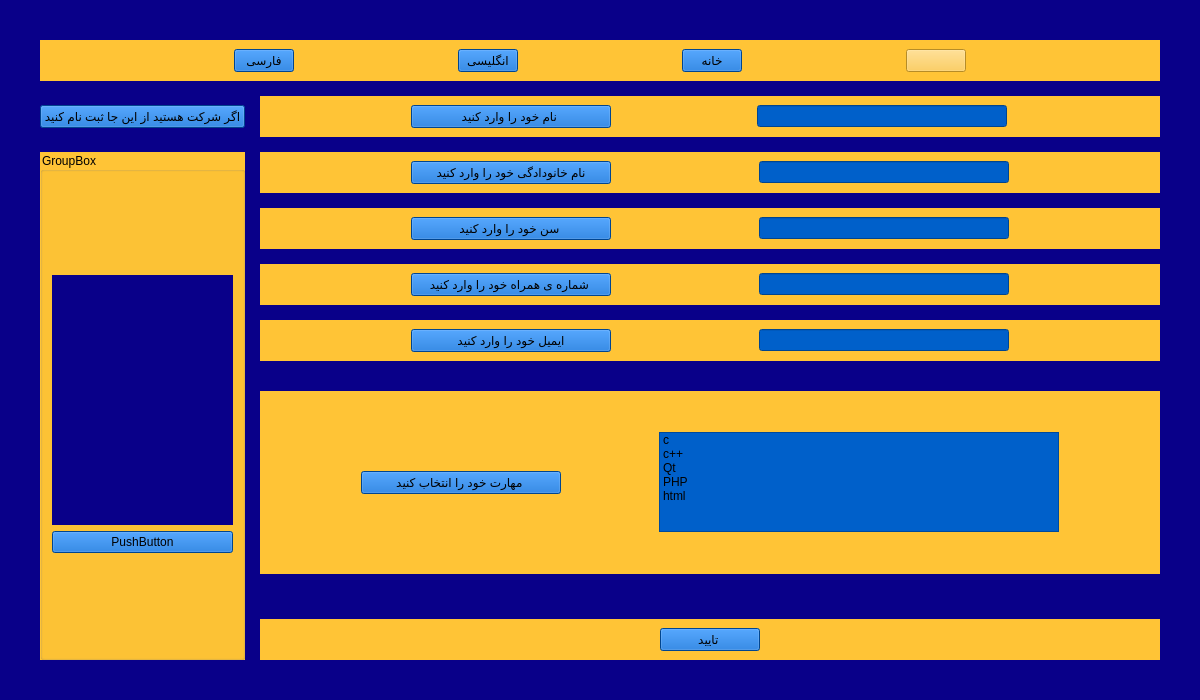
Qt form full_information.ui (mahan109910/linking_me) before a commit.
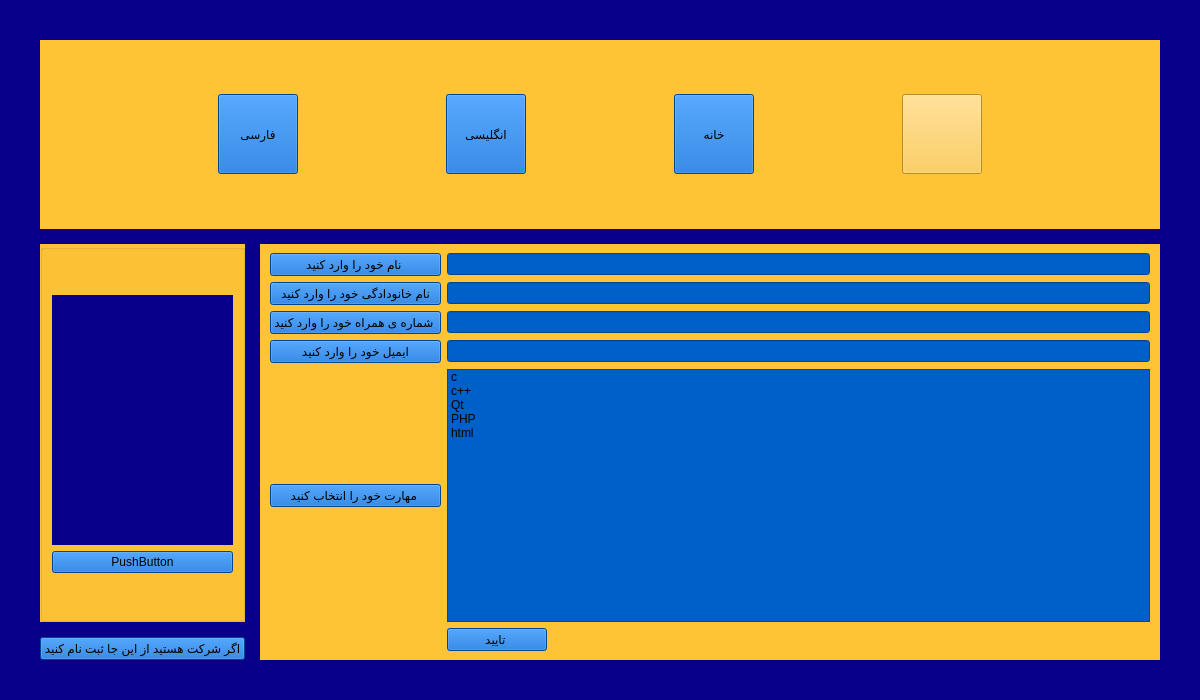
The same form after that commit. Icons and pictures are not drawn.

The edit to the form file:
```diff
--- a/full_information.ui
+++ b/full_information.ui
@@ -32,293 +32,6 @@
    <property name="spacing">
     <number>15</number>
    </property>
-   <item row="11" column="1">
-    <widget class="QWidget" name="gridWidget" native="true">
-     <property name="styleSheet">
-      <string notr="true">background-color: rgb(255, 196, 54);</string>
-     </property>
-     <layout class="QGridLayout" name="gridLayout">
-      <item row="0" column="0">
-       <widget class="QPushButton" name="pushButton_ok">
-        <property name="maximumSize">
-         <size>
-          <width>100</width>
-          <height>16777215</height>
-         </size>
-        </property>
-        <property name="styleSheet">
-         <string notr="true">background-color: rgb(0, 96, 202);
-font: 9pt &quot;Segoe Fluent Icons&quot;;</string>
-        </property>
-        <property name="text">
-         <string>تایید </string>
-        </property>
-       </widget>
-      </item>
-     </layout>
-    </widget>
-   </item>
-   <item row="3" column="1">
-    <widget class="QWidget" name="horizontalWidget_2" native="true">
-     <property name="styleSheet">
-      <string notr="true">background-color: rgb(255, 196, 54);</string>
-     </property>
-     <layout class="QHBoxLayout" name="horizontalLayout_2">
-      <item>
-       <widget class="QPushButton" name="pushButton_last_name">
-        <property name="maximumSize">
-         <size>
-          <width>200</width>
-          <height>16777215</height>
-         </size>
-        </property>
-        <property name="styleSheet">
-         <string notr="true">background-color: rgb(0, 96, 202);
-font: 9pt &quot;Segoe Fluent Icons&quot;;</string>
-        </property>
-        <property name="text">
-         <string>نام خانودادگی خود را وارد کنید</string>
-        </property>
-       </widget>
-      </item>
-      <item>
-       <widget class="QLineEdit" name="lineEdit_last_name">
-        <property name="maximumSize">
-         <size>
-          <width>250</width>
-          <height>16777215</height>
-         </size>
-        </property>
-        <property name="styleSheet">
-         <string notr="true">background-color: rgb(0, 96, 202);</string>
-        </property>
-       </widget>
-      </item>
-     </layout>
-    </widget>
-   </item>
-   <item row="1" column="0">
-    <layout class="QVBoxLayout" name="verticalLayout_3">
-     <item>
-      <widget class="QPushButton" name="pushButton_sing_company">
-       <property name="styleSheet">
-        <string notr="true">background-color: rgb(0, 96, 202);
-font: 9pt &quot;Segoe Fluent Icons&quot;;</string>
-       </property>
-       <property name="text">
-        <string>اگر شرکت هستید از این جا ثبت نام کنید</string>
-       </property>
-      </widget>
-     </item>
-    </layout>
-   </item>
-   <item row="6" column="1">
-    <widget class="QWidget" name="horizontalWidget_6" native="true">
-     <property name="styleSheet">
-      <string notr="true">background-color: rgb(255, 196, 54);
-
-</string>
-     </property>
-     <layout class="QHBoxLayout" name="horizontalLayout_7">
-      <item>
-       <widget class="QPushButton" name="pushButton_emailLineEdit">
-        <property name="maximumSize">
-         <size>
-          <width>200</width>
-          <height>16777215</height>
-         </size>
-        </property>
-        <property name="styleSheet">
-         <string notr="true">background-color: rgb(0, 96, 202);
-font: 9pt &quot;Segoe Fluent Icons&quot;;</string>
-        </property>
-        <property name="text">
-         <string>ایمیل خود را وارد کنید</string>
-        </property>
-       </widget>
-      </item>
-      <item>
-       <widget class="QLineEdit" name="emailLineEdit">
-        <property name="maximumSize">
-         <size>
-          <width>250</width>
-          <height>16777215</height>
-         </size>
-        </property>
-        <property name="styleSheet">
-         <string notr="true">background-color: rgb(0, 96, 202);</string>
-        </property>
-       </widget>
-      </item>
-     </layout>
-    </widget>
-   </item>
-   <item row="8" column="1">
-    <widget class="QWidget" name="horizontalWidget" native="true">
-     <property name="styleSheet">
-      <string notr="true">background-color: rgb(255, 196, 54);</string>
-     </property>
-     <layout class="QHBoxLayout" name="horizontalLayout">
-      <item>
-       <widget class="QPushButton" name="pushButton_skill">
-        <property name="maximumSize">
-         <size>
-          <width>200</width>
-          <height>16777215</height>
-         </size>
-        </property>
-        <property name="styleSheet">
-         <string notr="true">background-color: rgb(0, 96, 202);
-font: 9pt &quot;Segoe Fluent Icons&quot;;</string>
-        </property>
-        <property name="text">
-         <string>مهارت خود را انتخاب کنید </string>
-        </property>
-       </widget>
-      </item>
-      <item>
-       <widget class="QListWidget" name="listWidget_skills">
-        <property name="maximumSize">
-         <size>
-          <width>400</width>
-          <height>100</height>
-         </size>
-        </property>
-        <property name="styleSheet">
-         <string notr="true">background-color: rgb(0, 96, 202);
-font: 9pt &quot;Segoe Fluent Icons&quot;;</string>
-        </property>
-        <item>
-         <property name="text">
-          <string>c</string>
-         </property>
-        </item>
-        <item>
-         <property name="text">
-          <string>c++</string>
-         </property>
-        </item>
-        <item>
-         <property name="text">
-          <string>Qt</string>
-         </property>
-        </item>
-        <item>
-         <property name="text">
-          <string>PHP</string>
-         </property>
-        </item>
-        <item>
-         <property name="text">
-          <string>html</string>
-         </property>
-        </item>
-       </widget>
-      </item>
-     </layout>
-    </widget>
-   </item>
-   <item row="3" column="0" rowspan="9">
-    <layout class="QGridLayout" name="gridLayout_2">
-     <item row="0" column="0">
-      <widget class="QGroupBox" name="groupBox_2">
-       <property name="styleSheet">
-        <string notr="true">background-color: rgb(255, 196, 54);</string>
-       </property>
-       <property name="title">
-        <string>GroupBox</string>
-       </property>
-       <layout class="QGridLayout" name="gridLayout_8">
-        <item row="0" column="0">
-         <layout class="QVBoxLayout" name="verticalLayout_2">
-          <item>
-           <widget class="QLabel" name="label_photo">
-            <property name="minimumSize">
-             <size>
-              <width>100</width>
-              <height>100</height>
-             </size>
-            </property>
-            <property name="maximumSize">
-             <size>
-              <width>16777215</width>
-              <height>250</height>
-             </size>
-            </property>
-            <property name="styleSheet">
-             <string notr="true">background-color: rgb(9, 0, 137);</string>
-            </property>
-            <property name="text">
-             <string/>
-            </property>
-           </widget>
-          </item>
-          <item>
-           <widget class="QPushButton" name="pushButton_select_photo">
-            <property name="styleSheet">
-             <string notr="true">background-color: rgb(0, 96, 202);
-font: 9pt &quot;Segoe Fluent Icons&quot;;</string>
-            </property>
-            <property name="text">
-             <string>PushButton</string>
-            </property>
-           </widget>
-          </item>
-         </layout>
-        </item>
-       </layout>
-      </widget>
-     </item>
-    </layout>
-   </item>
-   <item row="1" column="1">
-    <widget class="QWidget" name="horizontalWidget_3" native="true">
-     <property name="styleSheet">
-      <string notr="true">background-color: rgb(255, 196, 54);</string>
-     </property>
-     <layout class="QHBoxLayout" name="horizontalLayout_3">
-      <property name="spacing">
-       <number>5</number>
-      </property>
-      <property name="leftMargin">
-       <number>10</number>
-      </property>
-      <property name="rightMargin">
-       <number>10</number>
-      </property>
-      <item>
-       <widget class="QPushButton" name="pushButton_name">
-        <property name="maximumSize">
-         <size>
-          <width>200</width>
-          <height>16777215</height>
-         </size>
-        </property>
-        <property name="styleSheet">
-         <string notr="true">background-color: rgb(0, 96, 202);
-font: 9pt &quot;Segoe Fluent Icons&quot;;</string>
-        </property>
-        <property name="text">
-         <string>نام خود را وارد کنید </string>
-        </property>
-       </widget>
-      </item>
-      <item>
-       <widget class="QLineEdit" name="lineEdit_name">
-        <property name="maximumSize">
-         <size>
-          <width>250</width>
-          <height>16777215</height>
-         </size>
-        </property>
-        <property name="styleSheet">
-         <string notr="true">background-color: rgb(0, 96, 202);</string>
-        </property>
-       </widget>
-      </item>
-     </layout>
-    </widget>
-   </item>
    <item row="0" column="0" colspan="2">
     <widget class="QFrame" name="horizontalFrame_4">
      <property name="styleSheet">
@@ -338,8 +51,8 @@
        <widget class="QPushButton" name="pushButton_persian">
         <property name="maximumSize">
          <size>
-          <width>60</width>
-          <height>60</height>
+          <width>80</width>
+          <height>80</height>
          </size>
         </property>
         <property name="styleSheet">
@@ -354,8 +67,8 @@
        <widget class="QPushButton" name="pushButton_english">
         <property name="maximumSize">
          <size>
-          <width>60</width>
-          <height>60</height>
+          <width>80</width>
+          <height>80</height>
          </size>
         </property>
         <property name="styleSheet">
@@ -371,8 +84,8 @@
        <widget class="QPushButton" name="pushButton_home">
         <property name="maximumSize">
          <size>
-          <width>60</width>
-          <height>60</height>
+          <width>80</width>
+          <height>80</height>
          </size>
         </property>
         <property name="styleSheet">
@@ -388,8 +101,8 @@
        <widget class="QPushButton" name="pushButton_dark_sun">
         <property name="maximumSize">
          <size>
-          <width>60</width>
-          <height>60</height>
+          <width>80</width>
+          <height>80</height>
          </size>
         </property>
         <property name="styleSheet">
@@ -403,13 +116,118 @@
      </layout>
     </widget>
    </item>
-   <item row="5" column="1">
-    <widget class="QWidget" name="horizontalWidget_5" native="true">
+   <item row="1" column="1" rowspan="3">
+    <widget class="QWidget" name="horizontalWidget_3" native="true">
      <property name="styleSheet">
       <string notr="true">background-color: rgb(255, 196, 54);</string>
      </property>
-     <layout class="QHBoxLayout" name="horizontalLayout_6">
-      <item>
+     <layout class="QGridLayout" name="gridLayout_5">
+      <property name="leftMargin">
+       <number>10</number>
+      </property>
+      <property name="rightMargin">
+       <number>10</number>
+      </property>
+      <item row="1" column="1">
+       <widget class="QLineEdit" name="lineEdit_last_name">
+        <property name="maximumSize">
+         <size>
+          <width>16777215</width>
+          <height>16777215</height>
+         </size>
+        </property>
+        <property name="styleSheet">
+         <string notr="true">background-color: rgb(0, 96, 202);</string>
+        </property>
+       </widget>
+      </item>
+      <item row="4" column="0">
+       <widget class="QPushButton" name="pushButton_skill">
+        <property name="maximumSize">
+         <size>
+          <width>9999999</width>
+          <height>16777215</height>
+         </size>
+        </property>
+        <property name="styleSheet">
+         <string notr="true">background-color: rgb(0, 96, 202);
+font: 9pt &quot;Segoe Fluent Icons&quot;;</string>
+        </property>
+        <property name="text">
+         <string>مهارت خود را انتخاب کنید </string>
+        </property>
+       </widget>
+      </item>
+      <item row="4" column="1">
+       <widget class="QListWidget" name="listWidget_skills">
+        <property name="maximumSize">
+         <size>
+          <width>16777215</width>
+          <height>16777215</height>
+         </size>
+        </property>
+        <property name="styleSheet">
+         <string notr="true">background-color: rgb(0, 96, 202);
+font: 9pt &quot;Segoe Fluent Icons&quot;;</string>
+        </property>
+        <item>
+         <property name="text">
+          <string>c</string>
+         </property>
+        </item>
+        <item>
+         <property name="text">
+          <string>c++</string>
+         </property>
+        </item>
+        <item>
+         <property name="text">
+          <string>Qt</string>
+         </property>
+        </item>
+        <item>
+         <property name="text">
+          <string>PHP</string>
+         </property>
+        </item>
+        <item>
+         <property name="text">
+          <string>html</string>
+         </property>
+        </item>
+       </widget>
+      </item>
+      <item row="0" column="0">
+       <widget class="QPushButton" name="pushButton_name">
+        <property name="maximumSize">
+         <size>
+          <width>200</width>
+          <height>16777215</height>
+         </size>
+        </property>
+        <property name="styleSheet">
+         <string notr="true">background-color: rgb(0, 96, 202);
+font: 9pt &quot;Segoe Fluent Icons&quot;;</string>
+        </property>
+        <property name="text">
+         <string>نام خود را وارد کنید </string>
+        </property>
+       </widget>
+      </item>
+      <item row="0" column="1">
+       <widget class="QLineEdit" name="lineEdit_name">
+        <property name="maximumSize">
+         <size>
+          <width>16777215</width>
+          <height>16777215</height>
+         </size>
+        </property>
+        <property name="styleSheet">
+         <string notr="true">background-color: rgb(0, 96, 202);</string>
+        </property>
+       </widget>
+      </item>
+      <item row="2" column="0">
        <widget class="QPushButton" name="pushButton_phoneLineEdit">
         <property name="maximumSize">
          <size>
@@ -426,11 +244,45 @@
         </property>
        </widget>
       </item>
-      <item>
+      <item row="3" column="0">
+       <widget class="QPushButton" name="pushButton_emailLineEdit">
+        <property name="maximumSize">
+         <size>
+          <width>200</width>
+          <height>16777215</height>
+         </size>
+        </property>
+        <property name="styleSheet">
+         <string notr="true">background-color: rgb(0, 96, 202);
+font: 9pt &quot;Segoe Fluent Icons&quot;;</string>
+        </property>
+        <property name="text">
+         <string>ایمیل خود را وارد کنید</string>
+        </property>
+       </widget>
+      </item>
+      <item row="1" column="0">
+       <widget class="QPushButton" name="pushButton_last_name">
+        <property name="maximumSize">
+         <size>
+          <width>200</width>
+          <height>16777215</height>
+         </size>
+        </property>
+        <property name="styleSheet">
+         <string notr="true">background-color: rgb(0, 96, 202);
+font: 9pt &quot;Segoe Fluent Icons&quot;;</string>
+        </property>
+        <property name="text">
+         <string>نام خانودادگی خود را وارد کنید</string>
+        </property>
+       </widget>
+      </item>
+      <item row="2" column="1">
        <widget class="QLineEdit" name="phoneLineEdit">
         <property name="maximumSize">
          <size>
-          <width>250</width>
+          <width>99999</width>
           <height>16777215</height>
          </size>
         </property>
@@ -439,44 +291,99 @@
         </property>
        </widget>
       </item>
+      <item row="3" column="1">
+       <widget class="QLineEdit" name="emailLineEdit">
+        <property name="maximumSize">
+         <size>
+          <width>999999</width>
+          <height>16777215</height>
+         </size>
+        </property>
+        <property name="styleSheet">
+         <string notr="true">background-color: rgb(0, 96, 202);</string>
+        </property>
+       </widget>
+      </item>
+      <item row="5" column="1">
+       <widget class="QPushButton" name="pushButton_ok">
+        <property name="maximumSize">
+         <size>
+          <width>100</width>
+          <height>16777215</height>
+         </size>
+        </property>
+        <property name="styleSheet">
+         <string notr="true">background-color: rgb(0, 96, 202);
+font: 9pt &quot;Segoe Fluent Icons&quot;;</string>
+        </property>
+        <property name="text">
+         <string>تایید </string>
+        </property>
+       </widget>
+      </item>
      </layout>
     </widget>
    </item>
-   <item row="4" column="1">
-    <widget class="QWidget" name="gridWidget_2" native="true">
+   <item row="3" column="0">
+    <layout class="QVBoxLayout" name="verticalLayout_3">
+     <item>
+      <widget class="QPushButton" name="pushButton_sing_company">
+       <property name="styleSheet">
+        <string notr="true">background-color: rgb(0, 96, 202);
+font: 9pt &quot;Segoe Fluent Icons&quot;;</string>
+       </property>
+       <property name="text">
+        <string>اگر شرکت هستید از این جا ثبت نام کنید</string>
+       </property>
+      </widget>
+     </item>
+    </layout>
+   </item>
+   <item row="1" column="0" rowspan="2">
+    <widget class="QGroupBox" name="groupBox_2">
      <property name="styleSheet">
       <string notr="true">background-color: rgb(255, 196, 54);</string>
      </property>
-     <layout class="QGridLayout" name="gridLayout_3">
-      <item row="0" column="1">
-       <widget class="QLineEdit" name="lineEdit_age">
-        <property name="maximumSize">
-         <size>
-          <width>250</width>
-          <height>16777215</height>
-         </size>
-        </property>
-        <property name="styleSheet">
-         <string notr="true">background-color: rgb(0, 96, 202);</string>
-        </property>
-       </widget>
-      </item>
+     <property name="title">
+      <string/>
+     </property>
+     <layout class="QGridLayout" name="gridLayout_8">
       <item row="0" column="0">
-       <widget class="QPushButton" name="pushButton_age">
-        <property name="maximumSize">
-         <size>
-          <width>200</width>
-          <height>16777215</height>
-         </size>
-        </property>
-        <property name="styleSheet">
-         <string notr="true">background-color: rgb(0, 96, 202);
+       <layout class="QVBoxLayout" name="verticalLayout_2">
+        <item>
+         <widget class="QLabel" name="label_photo">
+          <property name="minimumSize">
+           <size>
+            <width>100</width>
+            <height>100</height>
+           </size>
+          </property>
+          <property name="maximumSize">
+           <size>
+            <width>16777215</width>
+            <height>250</height>
+           </size>
+          </property>
+          <property name="styleSheet">
+           <string notr="true">background-color: rgb(9, 0, 137);</string>
+          </property>
+          <property name="text">
+           <string/>
+          </property>
+         </widget>
+        </item>
+        <item>
+         <widget class="QPushButton" name="pushButton_select_photo">
+          <property name="styleSheet">
+           <string notr="true">background-color: rgb(0, 96, 202);
 font: 9pt &quot;Segoe Fluent Icons&quot;;</string>
-        </property>
-        <property name="text">
-         <string>سن خود را وارد کنید </string>
-        </property>
-       </widget>
+          </property>
+          <property name="text">
+           <string>PushButton</string>
+          </property>
+         </widget>
+        </item>
+       </layout>
       </item>
      </layout>
     </widget>
```
